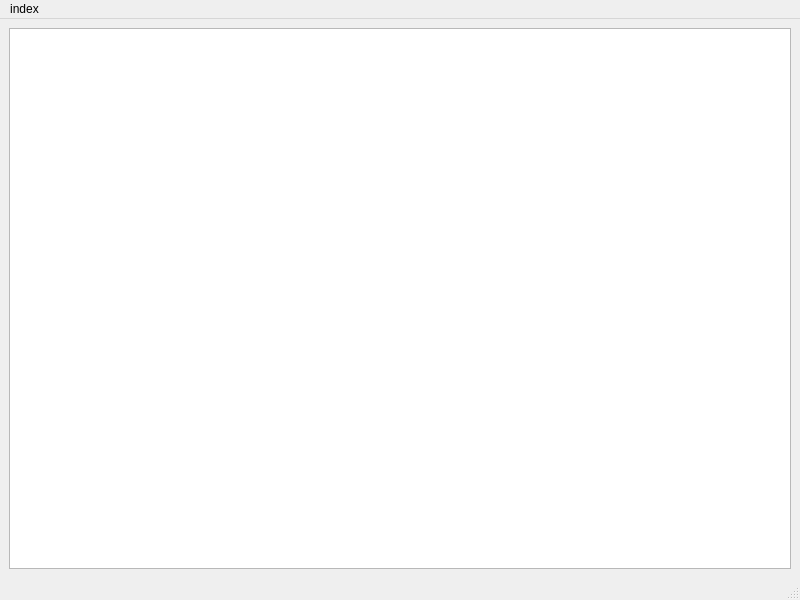
This is widgets/NotePad/mainwindow.ui in sullivan986/qtIFV as Qt 5 draws it before an edit. The edited form follows.
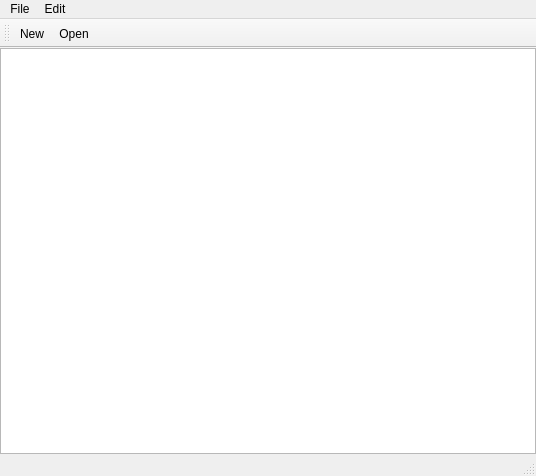
This is the edited form. Icons and pictures are not drawn.

```diff
--- a/widgets/NotePad/mainwindow.ui
+++ b/widgets/NotePad/mainwindow.ui
@@ -6,8 +6,8 @@
    <rect>
     <x>0</x>
     <y>0</y>
-    <width>800</width>
-    <height>600</height>
+    <width>536</width>
+    <height>476</height>
    </rect>
   </property>
   <property name="windowTitle">
@@ -15,8 +15,27 @@
   </property>
   <widget class="QWidget" name="centralwidget">
    <layout class="QVBoxLayout" name="verticalLayout">
+    <property name="spacing">
+     <number>0</number>
+    </property>
+    <property name="leftMargin">
+     <number>0</number>
+    </property>
+    <property name="topMargin">
+     <number>0</number>
+    </property>
+    <property name="rightMargin">
+     <number>0</number>
+    </property>
+    <property name="bottomMargin">
+     <number>0</number>
+    </property>
     <item>
-     <widget class="QTextEdit" name="textEdit"/>
+     <layout class="QVBoxLayout" name="vl_main">
+      <item>
+       <widget class="QTextEdit" name="textEdit"/>
+      </item>
+     </layout>
     </item>
    </layout>
   </widget>
@@ -25,22 +44,79 @@
     <rect>
      <x>0</x>
      <y>0</y>
-     <width>800</width>
+     <width>536</width>
      <height>21</height>
     </rect>
    </property>
    <widget class="QMenu" name="menuindex">
     <property name="title">
-     <string>index</string>
+     <string>File</string>
     </property>
-    <addaction name="actionclose"/>
+    <addaction name="actionNew"/>
+    <addaction name="actionOpen"/>
+    <addaction name="actionSave_as"/>
+    <addaction name="actionExit"/>
+    <addaction name="separator"/>
+   </widget>
+   <widget class="QMenu" name="menuEdit">
+    <property name="title">
+     <string>Edit</string>
+    </property>
+    <addaction name="actionCopy"/>
    </widget>
    <addaction name="menuindex"/>
+   <addaction name="menuEdit"/>
   </widget>
   <widget class="QStatusBar" name="statusbar"/>
-  <action name="actionclose">
+  <widget class="QToolBar" name="toolBar">
+   <property name="windowTitle">
+    <string>toolBar</string>
+   </property>
+   <attribute name="toolBarArea">
+    <enum>TopToolBarArea</enum>
+   </attribute>
+   <attribute name="toolBarBreak">
+    <bool>false</bool>
+   </attribute>
+   <addaction name="actionNew"/>
+   <addaction name="actionOpen"/>
+  </widget>
+  <action name="actionNew">
+   <property name="icon">
+    <iconset resource="resources.qrc">
+     <normaloff>:/image/icon/resources/new.svg</normaloff>:/image/icon/resources/new.svg</iconset>
+   </property>
    <property name="text">
-    <string>close</string>
+    <string>New</string>
+   </property>
+  </action>
+  <action name="actionOpen">
+   <property name="icon">
+    <iconset resource="resources.qrc">
+     <normaloff>:/image/icon/resources/open.svg</normaloff>:/image/icon/resources/open.svg</iconset>
+   </property>
+   <property name="text">
+    <string>Open</string>
+   </property>
+  </action>
+  <action name="actionSave_as">
+   <property name="text">
+    <string>Save as</string>
+   </property>
+  </action>
+  <action name="actionExit">
+   <property name="text">
+    <string>Exit</string>
+   </property>
+  </action>
+  <action name="actionCopy">
+   <property name="icon">
+    <iconset>
+     <normalon>:/image/icon/resources/copy.svg</normalon>
+    </iconset>
+   </property>
+   <property name="text">
+    <string>Copy</string>
    </property>
   </action>
  </widget>
```
Left out of the diff: 11 changed lines with no effect on the pictures.
